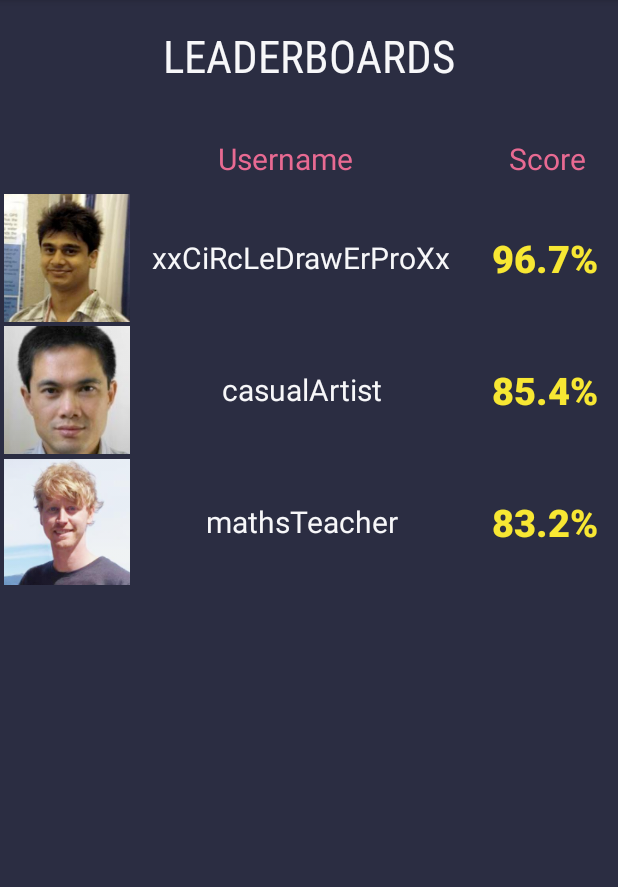
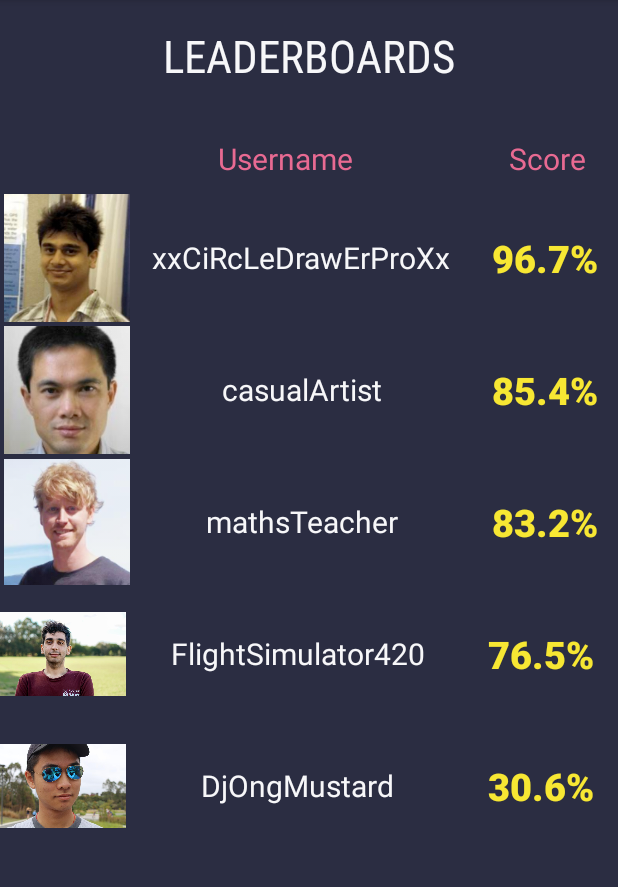
Before and after one commit to AndyLiu11037/SYNCS-hackathon, an Android app: the LeaderboardActivity screen opened directly, with no data from a screen before it, on a phone screen of 412 x 824 dp, the part 84-971 px from its top. Run offline under Robolectric (Android 15) with nearby library versions, the phone set to English and light mode, and no system bars.

Commit message:
leaderboard added more data

```diff
--- a/Front-End/app/src/main/res/layout/activity_leaderboard.xml
+++ b/Front-End/app/src/main/res/layout/activity_leaderboard.xml
@@ -6,6 +6,88 @@
     android:layout_height="match_parent"
     android:background="#2B2D42"
     tools:context=".LeaderboardActivity" >
+
+    <LinearLayout
+        android:id="@+id/jeffscore"
+        android:layout_width="409dp"
+        android:layout_height="88dp"
+        android:orientation="horizontal"
+        android:weightSum="7"
+        app:layout_constraintBottom_toBottomOf="parent"
+        app:layout_constraintEnd_toEndOf="parent"
+        app:layout_constraintHorizontal_bias="0.0"
+        app:layout_constraintStart_toStartOf="parent"
+        app:layout_constraintTop_toBottomOf="@+id/linearLayout3"
+        app:layout_constraintVertical_bias="0.0">
+
+        <ImageView
+            android:id="@+id/jeff"
+            android:layout_width="73dp"
+            android:layout_height="match_parent"
+            android:layout_weight="2"
+            app:srcCompat="@drawable/jeff" />
+
+        <TextView
+            android:layout_width="212dp"
+            android:layout_height="match_parent"
+            android:layout_weight="3"
+            android:gravity="center"
+            android:text="FlightSimulator420"
+            android:textColor="#F7F7F9"
+            android:textSize="20sp" />
+
+        <TextView
+            android:layout_width="86dp"
+            android:layout_height="match_parent"
+            android:layout_weight="2"
+            android:fontFamily="sans-serif-black"
+            android:gravity="center"
+            android:text="76.5%"
+            android:textColor="#F7E733"
+            android:textSize="25sp" />
+
+    </LinearLayout>
+
+    <LinearLayout
+        android:id="@+id/daniel"
+        android:layout_width="409dp"
+        android:layout_height="88dp"
+        android:orientation="horizontal"
+        android:weightSum="7"
+        app:layout_constraintBottom_toBottomOf="parent"
+        app:layout_constraintEnd_toEndOf="parent"
+        app:layout_constraintHorizontal_bias="0.0"
+        app:layout_constraintStart_toStartOf="parent"
+        app:layout_constraintTop_toBottomOf="@+id/jeffscore"
+        app:layout_constraintVertical_bias="0.0">
+
+        <ImageView
+            android:id="@+id/dpic"
+            android:layout_width="73dp"
+            android:layout_height="match_parent"
+            android:layout_weight="2"
+            app:srcCompat="@drawable/daniel" />
+
+        <TextView
+            android:layout_width="212dp"
+            android:layout_height="match_parent"
+            android:layout_weight="3"
+            android:gravity="center"
+            android:text="DjOngMustard"
+            android:textColor="#F7F7F9"
+            android:textSize="20sp" />
+
+        <TextView
+            android:layout_width="86dp"
+            android:layout_height="match_parent"
+            android:layout_weight="2"
+            android:fontFamily="sans-serif-black"
+            android:gravity="center"
+            android:text="30.6%"
+            android:textColor="#F7E733"
+            android:textSize="25sp" />
+
+    </LinearLayout>
 
     <TextView
         android:id="@+id/textView"
@@ -60,6 +142,7 @@
     </LinearLayout>
 
     <LinearLayout
+        android:id="@+id/linearLayout3"
         android:layout_width="409dp"
         android:layout_height="88dp"
         android:orientation="horizontal"
```
Also changed, not shown: Front-End/app/src/main/res/drawable-v24/daniel.JPG (added), Front-End/app/src/main/res/drawable-v24/jeff.png (added).
